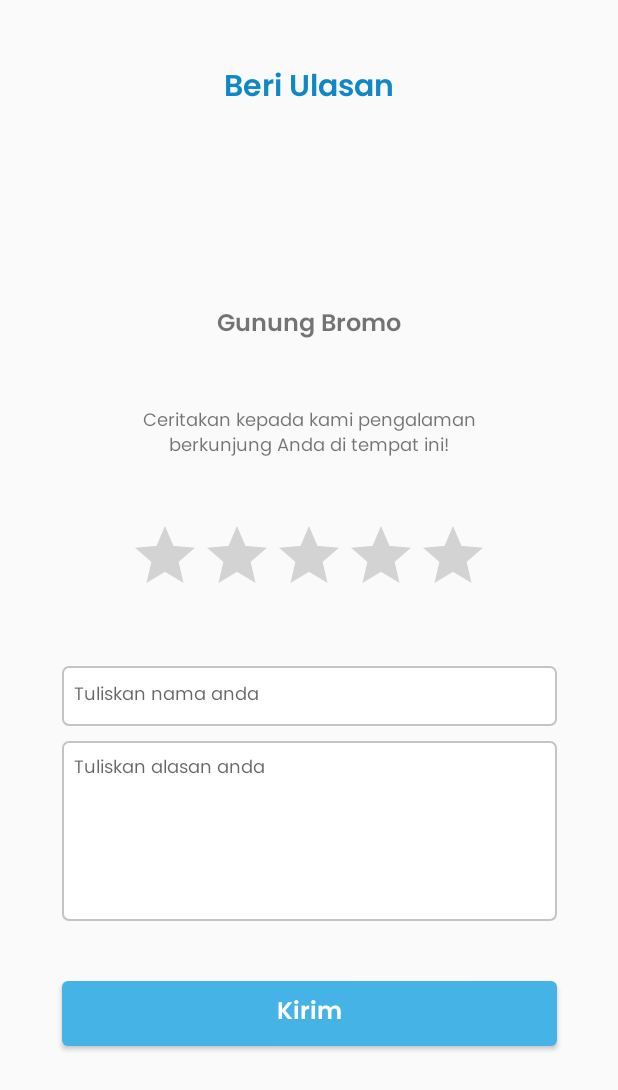
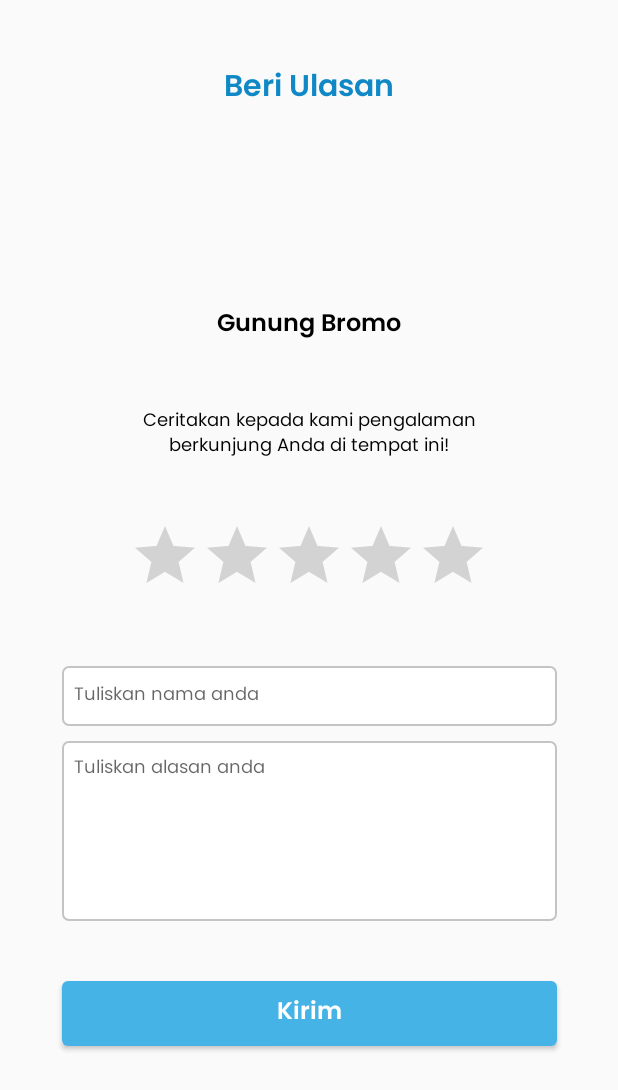
Before and after one commit to captvelsky/Atasiwirapp, an Android app: the AddReview screen opened directly, with no data from a screen before it, on a phone screen of 412 x 824 dp. Shown: the top 1090 px of the screen. Run offline under Robolectric (Android 15) with nearby library versions, the phone set to English and light mode, and no system bars; our stand-ins replace Firebase (no records; nobody signed in at launch, a user with empty details on screens opened directly).

```diff
--- a/app/src/main/res/layout/activity_add_review.xml
+++ b/app/src/main/res/layout/activity_add_review.xml
@@ -26,6 +26,7 @@
         android:layout_height="wrap_content"
         android:layout_marginTop="40dp"
         android:progressTint="#FFCB05"
+        android:secondaryProgressTint="@android:color/transparent"
         android:stepSize="0.5"
         app:layout_constraintBottom_toTopOf="@+id/txtAddReviewName"
         app:layout_constraintEnd_toEndOf="parent"
@@ -40,6 +41,7 @@
         android:fontFamily="@font/poppins_semibold"
         android:text="Gunung Bromo"
         android:textAlignment="center"
+        android:textColor="#000"
         android:textSize="16sp"
         app:layout_constraintBottom_toTopOf="@+id/tvAddReviewDesc"
         app:layout_constraintEnd_toEndOf="@+id/tvAddReviewTitle"
@@ -56,6 +58,7 @@
         android:fontFamily="@font/poppins"
         android:text="Ceritakan kepada kami pengalaman berkunjung Anda di tempat ini!"
         android:textAlignment="center"
+        android:textColor="#000"
         android:textSize="12sp"
         app:layout_constraintBottom_toTopOf="@+id/rbAddReviewRating"
         app:layout_constraintEnd_toEndOf="@+id/tvAddReviewWisataName"
```
